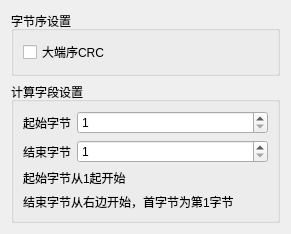
Before: the Qt Designer form src/pages/page/input/SAKInputCrcSettingsDialog.ui in x-tools-author/x-tools, drawn with Qt 5.
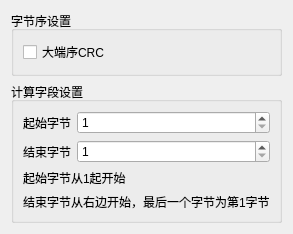
After: the same form once the commit is applied.

What changed in the file:
```diff
--- a/src/pages/page/input/SAKInputCrcSettingsDialog.ui
+++ b/src/pages/page/input/SAKInputCrcSettingsDialog.ui
@@ -6,7 +6,7 @@
    <rect>
     <x>0</x>
     <y>0</y>
-    <width>291</width>
+    <width>284</width>
     <height>186</height>
    </rect>
   </property>
@@ -86,7 +86,7 @@
       <item row="3" column="0" colspan="2">
        <widget class="QLabel" name="label_4">
         <property name="text">
-         <string>结束字节从右边开始，首字节为第1字节</string>
+         <string>结束字节从右边开始，最后一个字节为第1字节</string>
         </property>
        </widget>
       </item>
```
